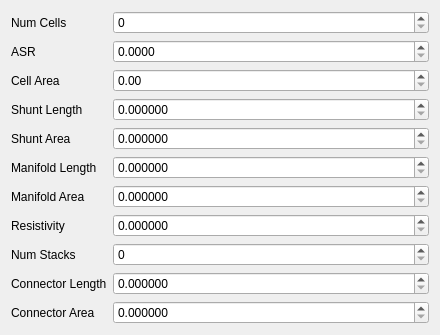
First picture: the form in app/src/view/shuntcur/shuntcurconfigformstack.ui, repository daitenshionyan/vrfbcalc-cpp, before the edit.
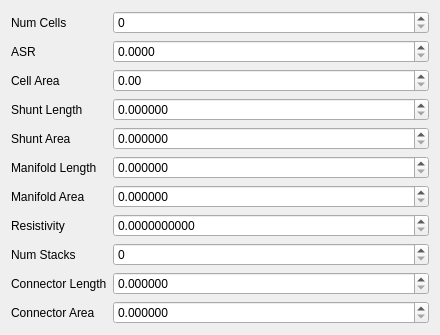
Second picture: the form after the edit.

Commit message: Change length units to cm

Patch:
```diff
--- a/app/src/view/shuntcur/shuntcurconfigformstack.ui
+++ b/app/src/view/shuntcur/shuntcurconfigformstack.ui
@@ -125,7 +125,10 @@
    <item row="7" column="1">
     <widget class="QDoubleSpinBox" name="resistivityField">
      <property name="decimals">
-      <number>6</number>
+      <number>10</number>
+     </property>
+     <property name="maximum">
+      <double>1000000000.000000000000000</double>
      </property>
     </widget>
    </item>
```
Left out of the diff: 20 changed lines with no effect on the pictures. The commit also changes 1 other file.
